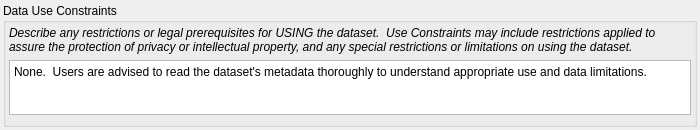
DOI-USGS/fort-pymdwizard, file pymdwizard/gui/ui_files/useconst.ui: the form before one commit.
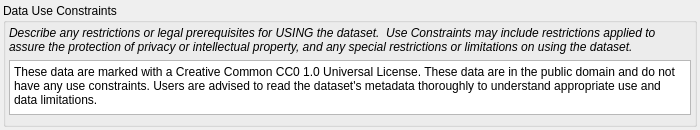
The form after the commit. Custom widgets are drawn as their Qt base class.

Commit message: edited access constraints statement and use constraints statement

What changed in the file:
```diff
--- a/pymdwizard/gui/ui_files/useconst.ui
+++ b/pymdwizard/gui/ui_files/useconst.ui
@@ -107,7 +107,7 @@
          </size>
         </property>
         <property name="plainText">
-         <string>None.  Users are advised to read the dataset's metadata thoroughly to understand appropriate use and data limitations.</string>
+         <string>These data are marked with a Creative Common CC0 1.0 Universal License. These data are in the public domain and do not have any use constraints. Users are advised to read the dataset's metadata thoroughly to understand appropriate use and data limitations.</string>
         </property>
        </widget>
       </item>
```
The commit also changes 5 other files.
